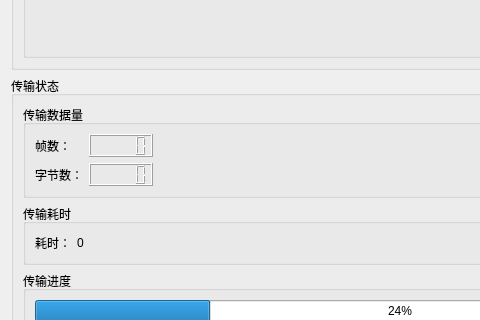
aron566/EOL_CAN_Tool, file eol_window/eol_window.ui: the form before one commit; both pictures show x 0 to 480 and y 277 to 597 of the 800 by 700 pixel window.
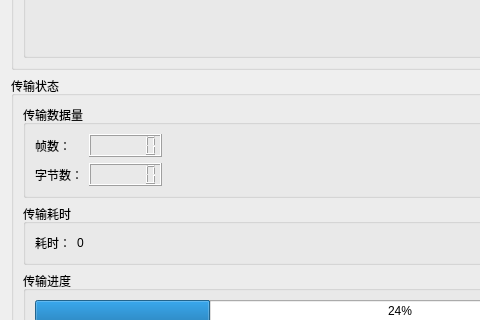
The form after the commit.

Patch:
```diff
--- a/eol_window/eol_window.ui
+++ b/eol_window/eol_window.ui
@@ -365,7 +365,11 @@
               </widget>
              </item>
              <item>
-              <widget class="QLCDNumber" name="frame_lcdNumber"/>
+              <widget class="QLCDNumber" name="frame_lcdNumber">
+               <property name="digitCount">
+                <number>6</number>
+               </property>
+              </widget>
              </item>
             </layout>
            </item>
@@ -379,7 +383,11 @@
               </widget>
              </item>
              <item>
-              <widget class="QLCDNumber" name="bytes_lcdNumber"/>
+              <widget class="QLCDNumber" name="bytes_lcdNumber">
+               <property name="digitCount">
+                <number>6</number>
+               </property>
+              </widget>
              </item>
             </layout>
            </item>
```
